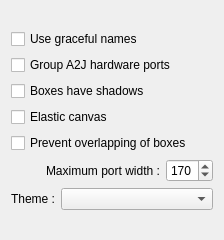
Qt form resources/ui/canvas_options.ui (Houston4444/RaySession) before a commit.
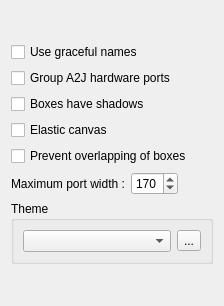
The same form after that commit. Icons and pictures are not drawn.

Commit message: add edit button for themes in canvas options

The edit to the form file:
```diff
--- a/resources/ui/canvas_options.ui
+++ b/resources/ui/canvas_options.ui
@@ -7,7 +7,7 @@
     <x>0</x>
     <y>0</y>
     <width>224</width>
-    <height>240</height>
+    <height>306</height>
    </rect>
   </property>
   <property name="windowTitle">
@@ -78,19 +78,6 @@
      </item>
      <item>
       <layout class="QHBoxLayout" name="horizontalLayout_2">
-       <item>
-        <spacer name="horizontalSpacer">
-         <property name="orientation">
-          <enum>Qt::Horizontal</enum>
-         </property>
-         <property name="sizeHint" stdset="0">
-          <size>
-           <width>40</width>
-           <height>20</height>
-          </size>
-         </property>
-        </spacer>
-       </item>
        <item>
         <widget class="QLabel" name="label_2">
          <property name="text">
@@ -117,27 +104,45 @@
          </property>
         </widget>
        </item>
+       <item>
+        <spacer name="horizontalSpacer">
+         <property name="orientation">
+          <enum>Qt::Horizontal</enum>
+         </property>
+         <property name="sizeHint" stdset="0">
+          <size>
+           <width>40</width>
+           <height>20</height>
+          </size>
+         </property>
+        </spacer>
+       </item>
       </layout>
      </item>
      <item>
-      <layout class="QHBoxLayout" name="horizontalLayout">
-       <item>
-        <widget class="QLabel" name="label">
-         <property name="sizePolicy">
-          <sizepolicy hsizetype="Fixed" vsizetype="Preferred">
-           <horstretch>0</horstretch>
-           <verstretch>0</verstretch>
-          </sizepolicy>
-         </property>
-         <property name="text">
-          <string>Theme :</string>
-         </property>
-        </widget>
-       </item>
-       <item>
-        <widget class="QComboBox" name="comboBoxTheme"/>
-       </item>
-      </layout>
+      <widget class="QGroupBox" name="groupBox">
+       <property name="title">
+        <string>Theme</string>
+       </property>
+       <layout class="QHBoxLayout" name="horizontalLayout_3">
+        <item>
+         <widget class="QComboBox" name="comboBoxTheme"/>
+        </item>
+        <item>
+         <widget class="QToolButton" name="toolButtonEditTheme">
+          <property name="toolTip">
+           <string>Edit the theme configuration file in a the text editor.</string>
+          </property>
+          <property name="text">
+           <string>...</string>
+          </property>
+          <property name="icon">
+           <iconset theme="document-edit"/>
+          </property>
+         </widget>
+        </item>
+       </layout>
+      </widget>
      </item>
      <item>
       <spacer name="verticalSpacer">
```
The commit also changes 16 other files.
